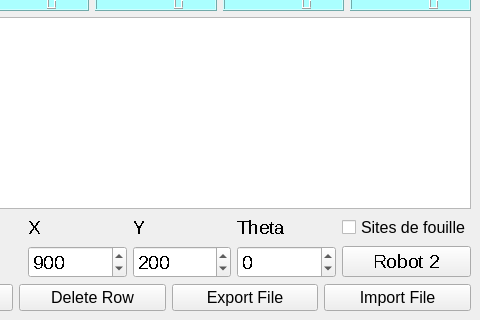
The window that mainwindow.ui (Eaklim/editeur_strategie) describes before a commit, drawn with Qt 5; both pictures show x 602 to 1082 and y 344 to 664 of the 1082 by 664 pixel window.
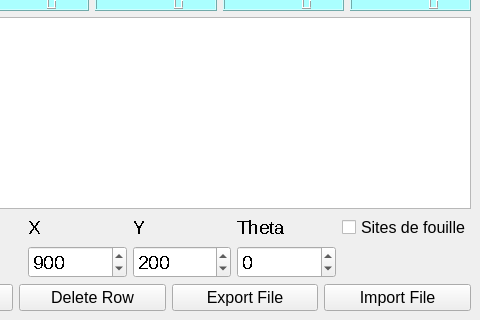
The same window after the commit. Custom widgets are drawn as their Qt base class.

Commit message: ajout de la visualisation de la prise de gateau dans action

```diff
--- a/mainwindow.ui
+++ b/mainwindow.ui
@@ -508,13 +508,6 @@
              </property>
             </widget>
            </item>
-           <item row="1" column="6">
-            <widget class="QPushButton" name="pushButton">
-             <property name="text">
-              <string>Robot 2</string>
-             </property>
-            </widget>
-           </item>
            <item row="1" column="1">
             <widget class="QSpinBox" name="Blocage_pourcentage">
              <property name="font">
```
Left out of the diff: 1 changed line with no effect on the pictures. The commit also changes 2 other files.
